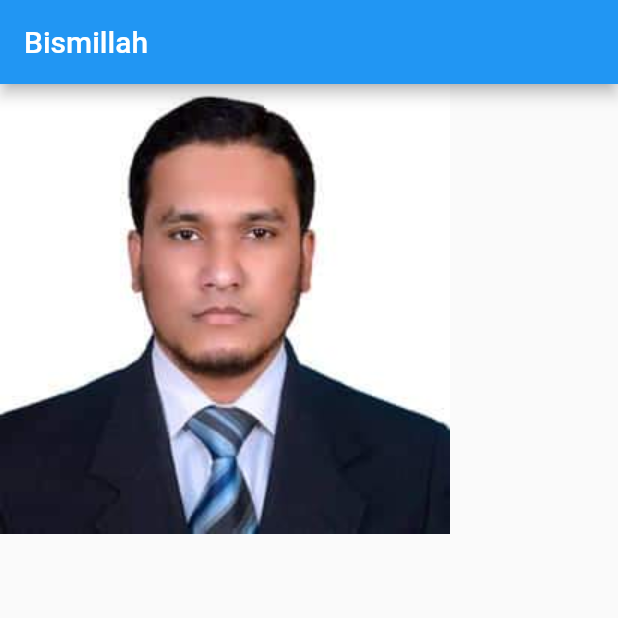
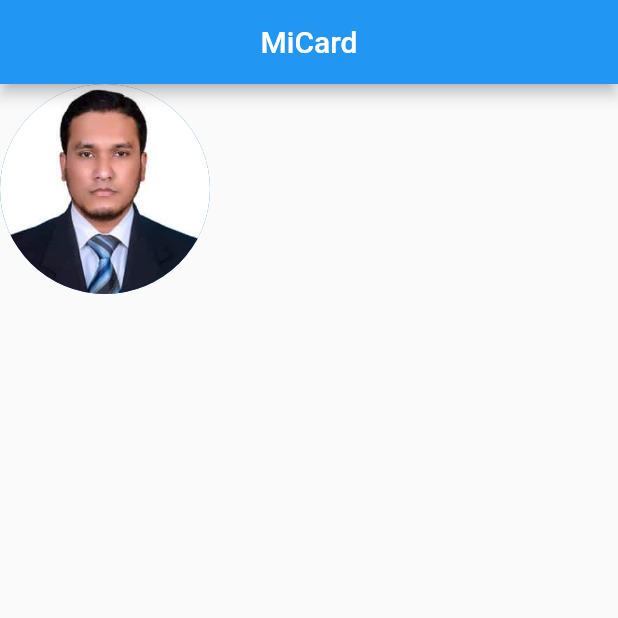
Before and after one commit to syedashiqbd/mi_card_flutter_office-pc, a Flutter app: the screen it shows after launch, on a phone screen of 412 x 824 dp, the top half of it. Run offline on Flutter 3.47's test engine with Material 2 defaults, Android fonts, the phone set to English and light mode, and no system bars.

Commit message:
Circle image added

```diff
--- a/lib/main.dart
+++ b/lib/main.dart
@@ -12,10 +12,18 @@ class MyApp extends StatelessWidget {
     return MaterialApp(
       home: Scaffold(
         appBar: AppBar(
-          title: Text('Bismillah'),
+          title: Center(child: Text('MiCard')),
         ),
-        body: Container(
-          child: Image(image: AssetImage('images/ashiq.png'),),
+        body: SafeArea(
+          // child: Container(
+          //   child: Image(image: AssetImage('images/ashiq.png'),),
+          // ),
+          child: Column(children:<Widget> [
+          CircleAvatar(
+            radius: 70.0,
+            backgroundImage: AssetImage('images/ashiq.png'),
+          ),
+          ],),
         ),
       ),
     );
```
Also changed, not shown: pubspec.lock.
